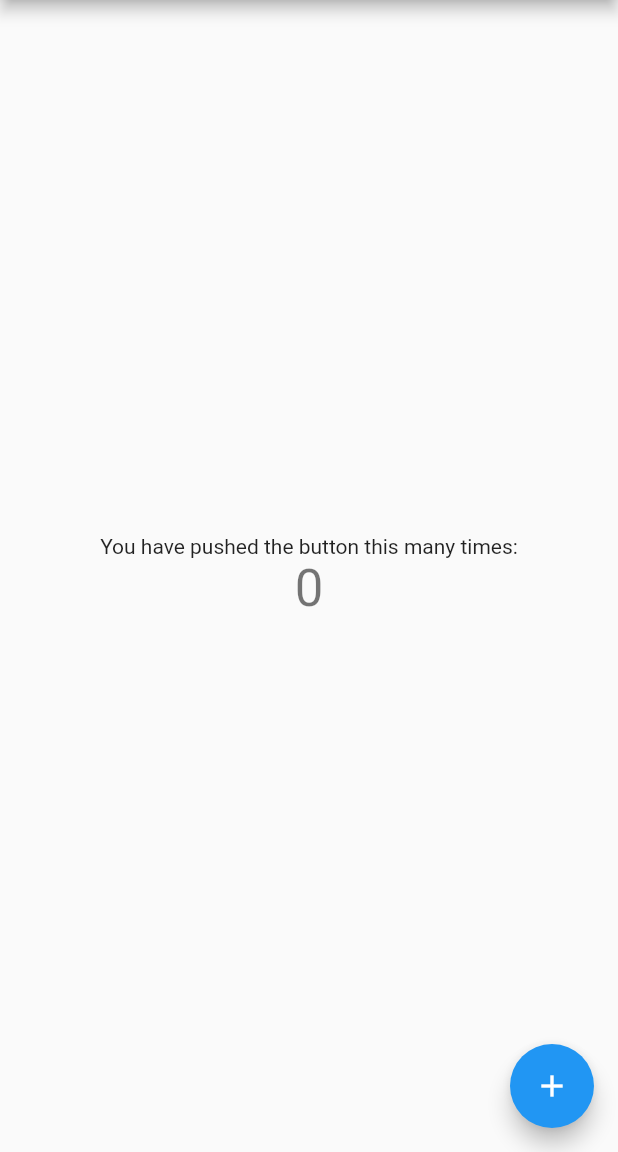
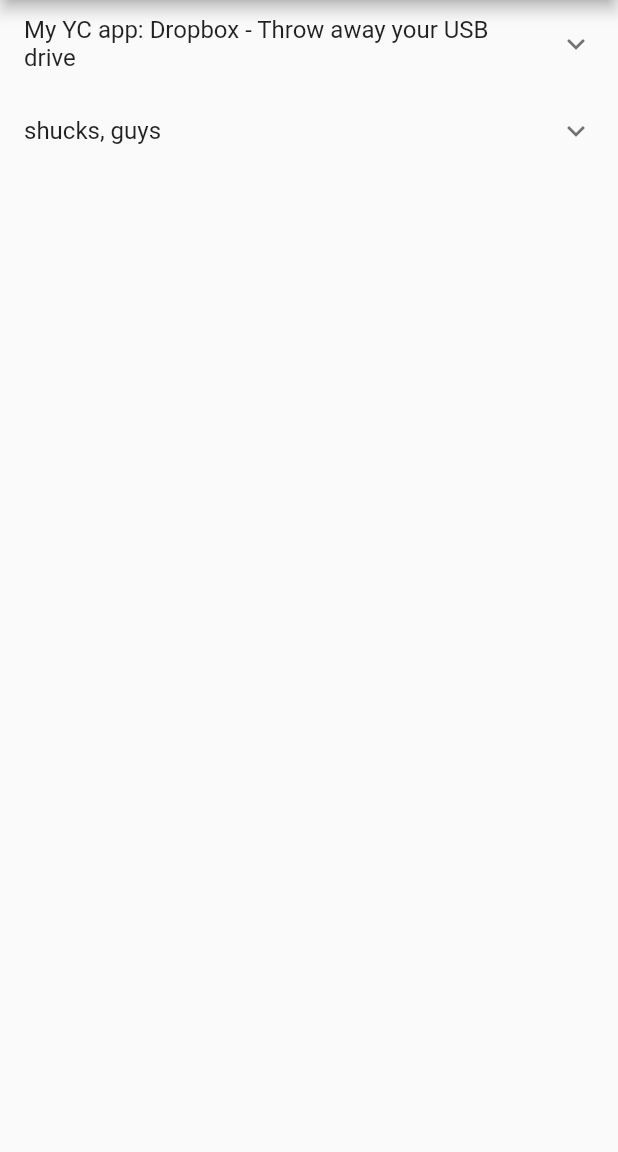
Before and after one commit to badver/flutter_boring_app, a Flutter app: the screen it shows after launch, on a phone screen of 412 x 824 dp, the part 84-1236 px from its top. Run offline on Flutter 3.47's test engine with Material 2 defaults, Android fonts, the phone set to English and light mode, and no system bars.

Commit message:
add launch_url, pull to refresh, removing first item on reload

```diff
--- a/lib/main.dart
+++ b/lib/main.dart
@@ -1,4 +1,7 @@
 import 'package:flutter/material.dart';
+import 'package:url_launcher/url_launcher.dart';
+
+import 'src/article.dart';
 
 void main() => runApp(MyApp());
 
@@ -26,13 +29,7 @@ class MyHomePage extends StatefulWidget {
 }
 
 class _MyHomePageState extends State<MyHomePage> {
-  int _counter = 0;
-
-  void _incrementCounter() {
-    setState(() {
-      _counter++;
-    });
-  }
+  List<Article> _articles = articles;
 
   @override
   Widget build(BuildContext context) {
@@ -40,25 +37,51 @@ class _MyHomePageState extends State<MyHomePage> {
       appBar: AppBar(
         title: Text(widget.title),
       ),
-      body: Center(
-        child: Column(
-          mainAxisAlignment: MainAxisAlignment.center,
-          children: <Widget>[
-            Text(
-              'You have pushed the button this many times:',
-            ),
-            Text(
-              '$_counter',
-              style: Theme.of(context).textTheme.display1,
-            ),
-          ],
-        ),
+      body: RefreshIndicator(
+        onRefresh: () async {
+          await Future.delayed(const Duration(seconds: 1));
+          setState(() {
+            if (_articles.isNotEmpty) _articles.removeAt(0);
+          });
+          return;
+        },
+        child: ListView.builder(
+            itemCount: _articles.length,
+            itemBuilder: (context, index) => _buildItem(_articles[index])),
       ),
-      floatingActionButton: FloatingActionButton(
-        onPressed: _incrementCounter,
-        tooltip: 'Increment',
-        child: Icon(Icons.add),
-      ), // This trailing comma makes auto-formatting nicer for build methods.
     );
   }
+
+  Widget _buildItem(Article article) {
+    return ExpansionTile(
+      key: Key(article.id.toString()),
+      title: Text(article.title ?? "no title"),
+      children: <Widget>[
+        Wrap(
+          runAlignment: WrapAlignment.spaceAround,
+          alignment: WrapAlignment.spaceAround,
+          crossAxisAlignment: WrapCrossAlignment.center,
+          children: <Widget>[
+            Text(article.text ?? "no text"),
+            IconButton(
+              icon: Icon(Icons.launch),
+              color: Colors.red,
+              onPressed: () async {
+                await _launchURL(article.url);
+              },
+            )
+          ],
+        )
+      ],
+    );
+  }
+
+  _launchURL(url) async {
+    if (await canLaunch(url)) {
+      await launch(url);
+    } else {
+      print('Can`t launch');
+      //throw 'Could not launch $url';
+    }
+  }
 }
--- a/lib/src/article.dart
+++ b/lib/src/article.dart
@@ -9,7 +9,10 @@ class Article {
   final int score;
   final int commentsCount;
 
-  const Article({this.id, this.title, this.text,
+  const Article(
+      {this.id,
+      this.title,
+      this.text,
       this.url,
       this.by,
       this.time,
@@ -20,19 +23,20 @@ class Article {
 
 final articles = [
   Article(
+      id: 123,
       by: "dhouston",
       score: 111,
       time: 1175714200,
       title: "My YC app: Dropbox - Throw away your USB drive",
       type: "story",
-      url: "http://www.getdropbox.com/u/2/screencast.html"),
+      url: "https://www.getdropbox.com/u/2/screencast.html"),
   Article(
       by: "norvig",
       id: 2921983,
+      title: "shucks, guys",
       text: """
       Aw shucks, guys ... you make me blush with your compliments.<p>Tell you what, Ill make a deal: I'll keep writing if you keep reading. K?
-      """
-      time : 1314211127,
-      type: "comment"
-  )
+      """,
+      time: 1314211127,
+      type: "comment")
 ];
--- a/pubspec.yaml
+++ b/pubspec.yaml
@@ -23,6 +23,12 @@ dependencies:
 dev_dependencies:
   flutter_test:
     sdk: flutter
+
+#  url_launcher: ^4.0.2  // this version has a bug on android, so uncomment when comes 4.0.3
+  url_launcher:
+    git:
+      url: git://github.com/flutter/plugins
+      path: packages/url_launcher
 
 
 # For information on the generic Dart part of this file, see the
```
Also changed, not shown: 3 other files. Lines whose indentation alone changed are shown as unchanged.
